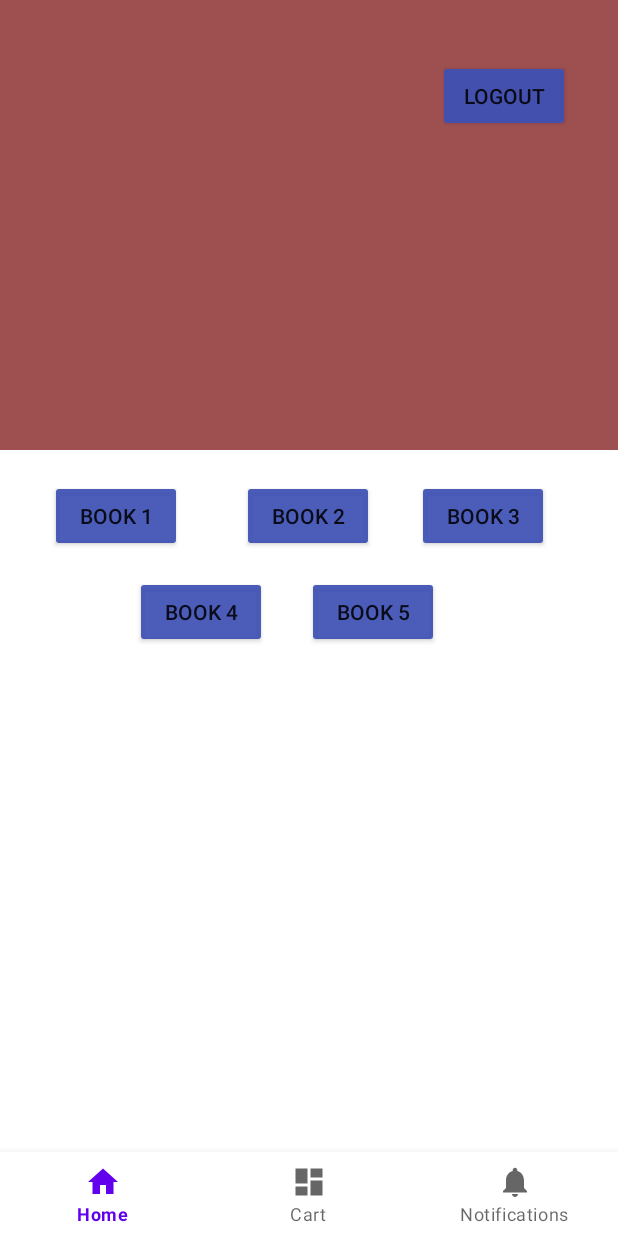
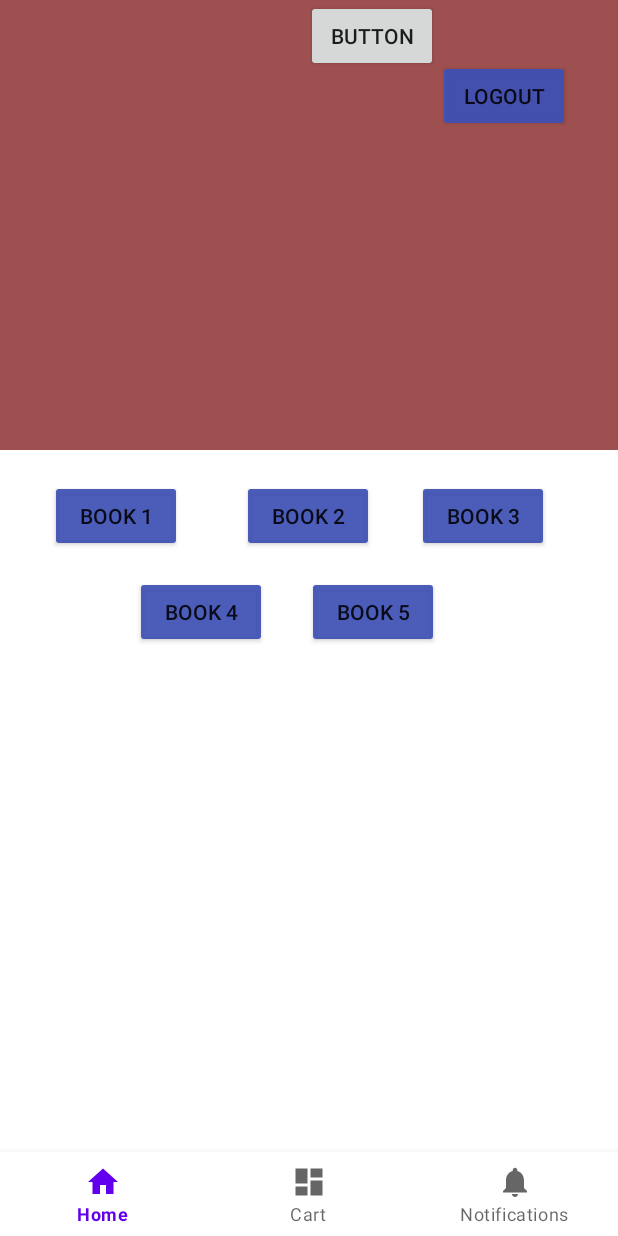
Before and after one commit to Darklaneanjana/Mad_BookStore, an Android app: the screen it shows after launch (HomeActivity), on a phone screen of 412 x 824 dp. Run offline under Robolectric (Android 15) with nearby library versions, the phone set to English and light mode, and no system bars; our stand-ins replace Firebase (no records; nobody signed in at launch, a user with empty details on screens opened directly), navigation-ui; Roboto replaces fonts that are not available here.

Commit message:
final commit

```diff
--- a/app/src/main/AndroidManifest.xml
+++ b/app/src/main/AndroidManifest.xml
@@ -11,7 +11,6 @@
         android:supportsRtl="true"
         android:theme="@style/Theme.BookStore">
         <activity
-
             android:name=".AboutUsActivity"
             android:exported="false" />
         <activity
@@ -33,6 +32,7 @@
         <activity
             android:name=".LoginActivity"
             android:exported="true">
+
             <intent-filter>
                 <action android:name="android.intent.action.MAIN" />
 
--- a/app/src/main/java/com/example/bookstore/HomeActivity.java
+++ b/app/src/main/java/com/example/bookstore/HomeActivity.java
@@ -36,10 +36,7 @@ public class HomeActivity extends FragmentActivity {
         com.example.bookstore.databinding.ActivityMainBinding binding = ActivityMainBinding.inflate(getLayoutInflater());
         setContentView(binding.getRoot());
 
-//        Button refresh = findViewById(R.id.refresh);
-//        refresh.setOnClickListener(view1 -> {
-//            cartFragment.refresh();
-//        });
+
 
         Button logout = findViewById(R.id.logout);
         logout.setOnClickListener(v -> {
--- a/app/src/main/java/com/example/bookstore/ui/cart/CartFragment.java
+++ b/app/src/main/java/com/example/bookstore/ui/cart/CartFragment.java
@@ -6,9 +6,7 @@ import android.util.Log;
 import android.view.LayoutInflater;
 import android.view.View;
 import android.view.ViewGroup;
-import android.widget.Button;
 import android.widget.TextView;
-import android.widget.Toast;
 
 import androidx.annotation.NonNull;
 import androidx.fragment.app.Fragment;
--- a/app/src/main/java/com/example/bookstore/ui/home/HomeFragment.java
+++ b/app/src/main/java/com/example/bookstore/ui/home/HomeFragment.java
@@ -32,6 +32,8 @@ public class HomeFragment extends Fragment {
             intent.putExtra("bookId", bookId);
             startActivity(intent);
         });
+
+
 
         Button textView2 = binding.bookTwoBtn;
         textView2.setOnClickListener(v -> {
--- a/app/src/main/res/layout/fragment_home.xml
+++ b/app/src/main/res/layout/fragment_home.xml
@@ -88,4 +88,12 @@
         app:layout_constraintHorizontal_bias="0.631"
         app:layout_constraintStart_toStartOf="parent"
         app:layout_constraintTop_toBottomOf="@+id/bookTwoBtn" />
+
+    <Button
+        android:id="@+id/another"
+        android:layout_width="wrap_content"
+        android:layout_height="wrap_content"
+        android:text="Button"
+        app:layout_constraintEnd_toStartOf="@+id/logout"
+        app:layout_constraintTop_toTopOf="parent" />
 </androidx.constraintlayout.widget.ConstraintLayout>
```
Also changed, not shown: app/src/main/res/drawable/selector.xml (added, +11 -0 lines), app/src/main/res/menu/menu_navigation.xml (added, +18 -0 lines).
